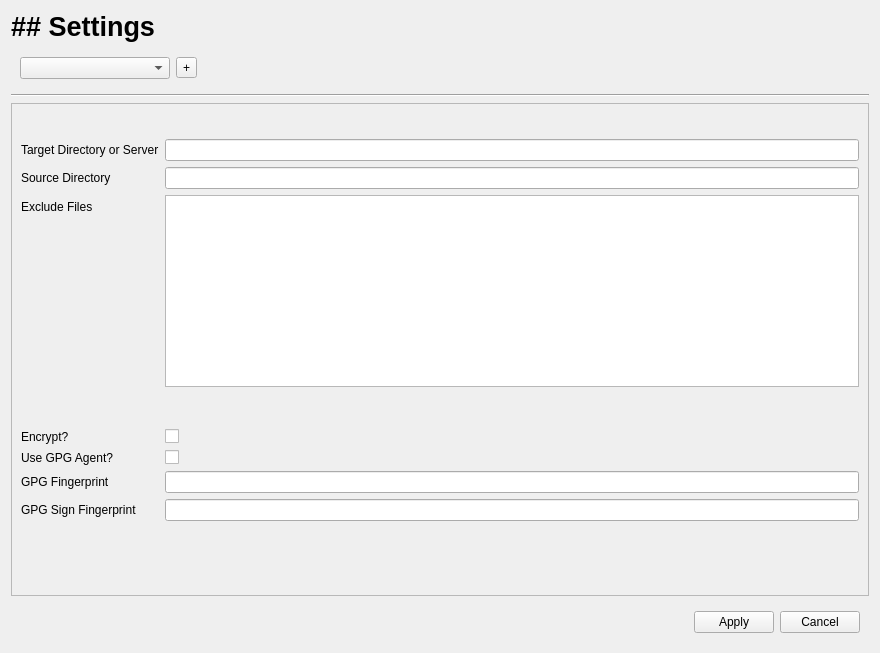
First picture: the form in src/ui/settings.ui, repository simeonscheib/kyrian, before the edit.
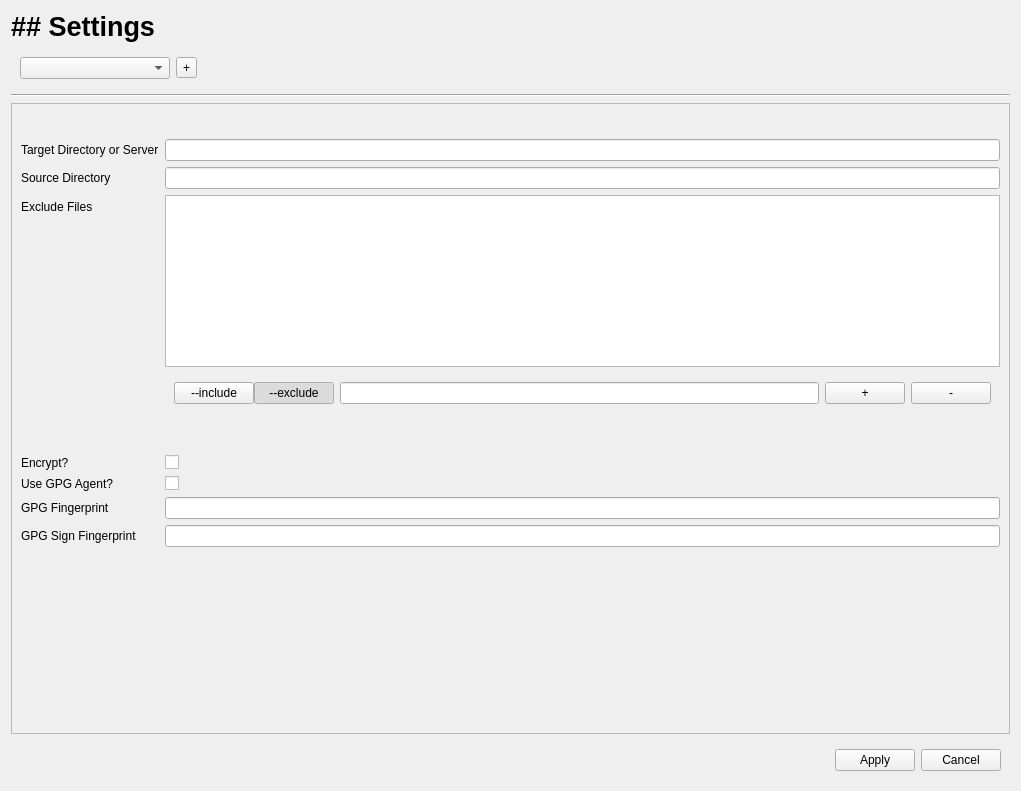
Second picture: the form after the edit. Icons and pictures are not drawn.

Commit message: Added support for include/exclude flags in config

```diff
--- a/src/ui/settings.ui
+++ b/src/ui/settings.ui
@@ -6,8 +6,8 @@
    <rect>
     <x>0</x>
     <y>0</y>
-    <width>880</width>
-    <height>653</height>
+    <width>1021</width>
+    <height>791</height>
    </rect>
   </property>
   <property name="windowTitle">
@@ -129,8 +129,8 @@
        <rect>
         <x>0</x>
         <y>0</y>
-        <width>860</width>
-        <height>463</height>
+        <width>1001</width>
+        <height>601</height>
        </rect>
       </property>
       <layout class="QVBoxLayout" name="verticalLayout">
@@ -188,9 +188,31 @@
           </widget>
          </item>
          <item row="3" column="1">
-          <widget class="QListWidget" name="listWidgetExclude"/>
+          <widget class="QListWidget" name="listWidgetExclude">
+           <property name="sizePolicy">
+            <sizepolicy hsizetype="Expanding" vsizetype="MinimumExpanding">
+             <horstretch>0</horstretch>
+             <verstretch>0</verstretch>
+            </sizepolicy>
+           </property>
+           <property name="verticalScrollBarPolicy">
+            <enum>Qt::ScrollBarAlwaysOff</enum>
+           </property>
+           <property name="sizeAdjustPolicy">
+            <enum>QAbstractScrollArea::AdjustToContents</enum>
+           </property>
+           <property name="autoScroll">
+            <bool>true</bool>
+           </property>
+           <property name="alternatingRowColors">
+            <bool>false</bool>
+           </property>
+           <property name="resizeMode">
+            <enum>QListView::Fixed</enum>
+           </property>
+          </widget>
          </item>
-         <item row="4" column="1">
+         <item row="5" column="1">
           <spacer name="verticalSpacer">
            <property name="orientation">
             <enum>Qt::Vertical</enum>
@@ -206,14 +228,14 @@
            </property>
           </spacer>
          </item>
-         <item row="5" column="0">
+         <item row="6" column="0">
           <widget class="QLabel" name="labelEncrypt">
            <property name="text">
             <string>Encrypt?</string>
            </property>
           </widget>
          </item>
-         <item row="5" column="1">
+         <item row="6" column="1">
           <widget class="QCheckBox" name="checkBoxEncrypt">
            <property name="toolTip">
             <string>Encrypt the Backup?</string>
@@ -223,14 +245,14 @@
            </property>
           </widget>
          </item>
-         <item row="6" column="0">
+         <item row="7" column="0">
           <widget class="QLabel" name="labelAgent">
            <property name="text">
             <string>Use GPG Agent?</string>
            </property>
           </widget>
          </item>
-         <item row="6" column="1">
+         <item row="7" column="1">
           <widget class="QCheckBox" name="checkBoxAgent">
            <property name="toolTip">
             <string>Use gpg-agent to avoid password for encryption key</string>
@@ -240,31 +262,31 @@
            </property>
           </widget>
          </item>
-         <item row="7" column="0">
+         <item row="8" column="0">
           <widget class="QLabel" name="labelFingerprint">
            <property name="text">
             <string>GPG Fingerprint</string>
            </property>
           </widget>
          </item>
-         <item row="7" column="1">
+         <item row="8" column="1">
           <widget class="QLineEdit" name="lineEditFingerprint">
            <property name="toolTip">
             <string>Enter the Fingerprint of the pgp-key to use for encryption</string>
            </property>
           </widget>
          </item>
-         <item row="8" column="0">
+         <item row="9" column="0">
           <widget class="QLabel" name="labelSignFingerprint">
            <property name="text">
             <string>GPG Sign Fingerprint</string>
            </property>
           </widget>
          </item>
-         <item row="8" column="1">
-          <widget class="QLineEdit" name="lineEditSignFingerprint"/>
-         </item>
          <item row="9" column="1">
+          <widget class="QLineEdit" name="lineEditSignFingerprint"/>
+         </item>
+         <item row="10" column="1">
           <spacer name="verticalSpacer_2">
            <property name="orientation">
             <enum>Qt::Vertical</enum>
@@ -277,6 +299,79 @@
            </property>
           </spacer>
          </item>
+         <item row="4" column="1">
+          <widget class="QWidget" name="excludeButtonContainer" native="true">
+           <layout class="QHBoxLayout" name="horizontalLayout">
+            <item>
+             <widget class="QWidget" name="widget_3" native="true">
+              <layout class="QGridLayout" name="gridLayout">
+               <property name="leftMargin">
+                <number>0</number>
+               </property>
+               <property name="topMargin">
+                <number>0</number>
+               </property>
+               <property name="rightMargin">
+                <number>0</number>
+               </property>
+               <property name="bottomMargin">
+                <number>0</number>
+               </property>
+               <property name="spacing">
+                <number>0</number>
+               </property>
+               <item row="0" column="0">
+                <widget class="QPushButton" name="incToggle">
+                 <property name="text">
+                  <string>--include</string>
+                 </property>
+                 <property name="checkable">
+                  <bool>true</bool>
+                 </property>
+                 <property name="autoExclusive">
+                  <bool>false</bool>
+                 </property>
+                </widget>
+               </item>
+               <item row="0" column="1">
+                <widget class="QPushButton" name="excToggle">
+                 <property name="text">
+                  <string>--exclude</string>
+                 </property>
+                 <property name="checkable">
+                  <bool>true</bool>
+                 </property>
+                 <property name="checked">
+                  <bool>true</bool>
+                 </property>
+                 <property name="autoExclusive">
+                  <bool>false</bool>
+                 </property>
+                </widget>
+               </item>
+              </layout>
+             </widget>
+            </item>
+            <item>
+             <widget class="QLineEdit" name="lineEditIncExc"/>
+            </item>
+            <item>
+             <widget class="QPushButton" name="addIncExc">
+              <property name="text">
+               <string>+</string>
+              </property>
+             </widget>
+            </item>
+            <item>
+             <widget class="QPushButton" name="remIncExc">
+              <property name="text">
+               <string>-</string>
+              </property>
+             </widget>
+            </item>
+           </layout>
+          </widget>
+         </item>
         </layout>
        </item>
       </layout>
```
The commit also changes 1 other file.
